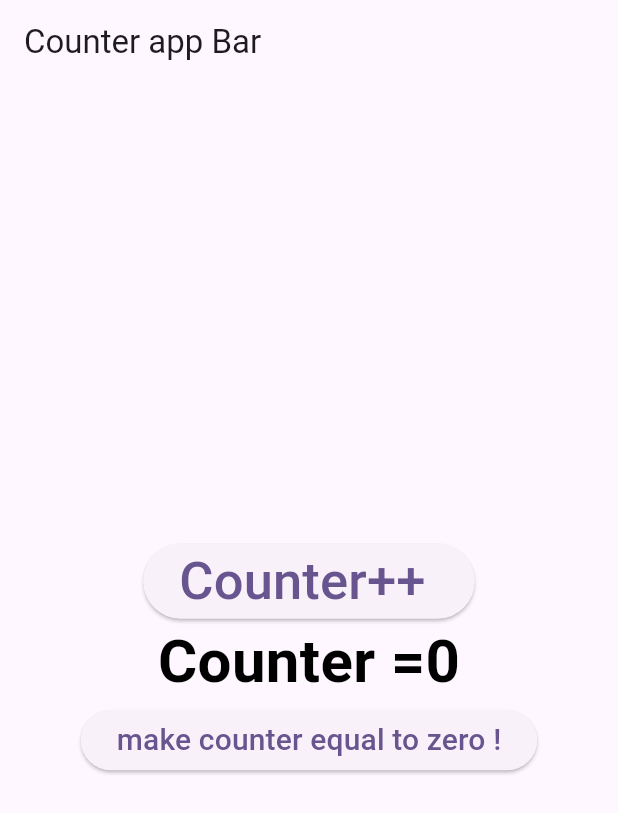
After one commit to mahbub-hasan-abid/flutter_test, a Flutter app: the CounterAppScreen screen opened directly, on a phone screen of 412 x 824 dp. The commit adds this screen. Shown: the top 813 px of the screen. Run offline on Flutter 3.47's test engine with Material 2 defaults, Android fonts, the phone set to English and light mode, and no system bars.

Commit message:
counter app added

```diff
--- /dev/null
+++ b/lib/statefull widget (counter).dart
@@ -0,0 +1,71 @@
+import 'package:flutter/material.dart';
+
+void main() {
+  runApp(CounterApp());
+}
+
+class CounterApp extends StatelessWidget {
+  const CounterApp({super.key});
+
+  @override
+  Widget build(BuildContext context) {
+    return MaterialApp(
+      debugShowCheckedModeBanner: false,
+      title: 'app bar',
+      theme: ThemeData(primarySwatch: Colors.amber),
+      home: CounterAppScreen(),
+    );
+  }
+}
+
+class CounterAppScreen extends StatefulWidget {
+  const CounterAppScreen({super.key});
+
+  @override
+  State<CounterAppScreen> createState() => _CounterAppScreenState();
+}
+
+class _CounterAppScreenState extends State<CounterAppScreen> {
+  int cnt = 0;
+  @override
+  Widget build(BuildContext context) {
+    return Scaffold(
+      appBar: AppBar(title: Text('Counter app Bar')),
+      body: Center(
+        child: Column(
+          mainAxisAlignment: MainAxisAlignment.center,
+          children: [
+            ElevatedButton(
+                onPressed: () {
+                  cnt++;
+                  setState(() {});
+                },
+                child: const Text(
+                  "Counter++ ",
+                  style: TextStyle(
+                    fontSize: 35,
+                  ),
+                )),
+            Text(
+              "Counter =$cnt",
+              style: const TextStyle(
+                  fontWeight: FontWeight.bold,
+                  fontSize: 40,
+                  color: Color.fromARGB(255, 0, 0, 0)),
+            ),
+            ElevatedButton(
+                onPressed: () {
+                  setState(() {
+                    cnt = 0;
+                  });
+                },
+                child: const Text(
+                  'make counter equal to zero !',
+                  style: TextStyle(fontSize: 20),
+                ))
+          ],
+        ),
+      ),
+    );
+  }
+}
```
Also changed, not shown: lib/main.dart (+0 -23 lines).
